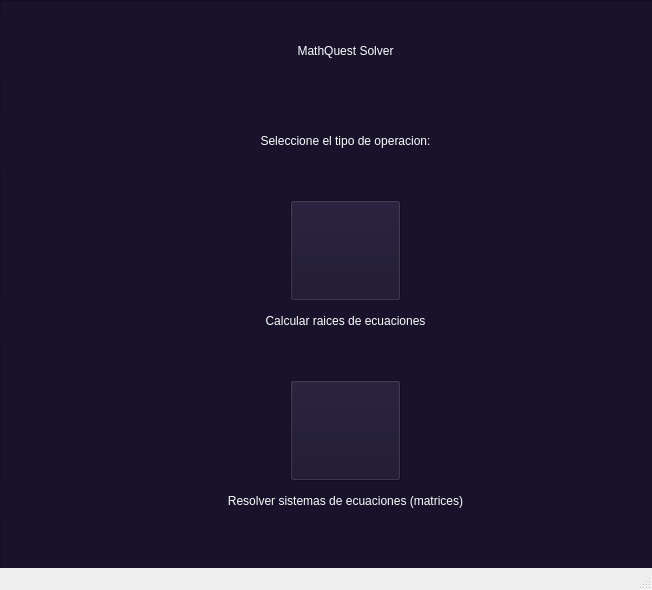
This is resolver_biseccion.ui in Jaiderdev123/MathQuest-Solver as Qt 5 draws it before an edit. The edited form follows.
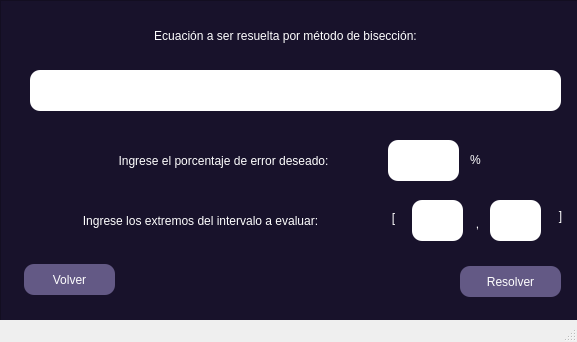
This is the edited form. Icons and pictures are not drawn.

Commit message: añadida interfaz para iniciar resolución por bisección

```diff
--- a/resolver_biseccion.ui
+++ b/resolver_biseccion.ui
@@ -6,8 +6,8 @@
    <rect>
     <x>0</x>
     <y>0</y>
-    <width>652</width>
-    <height>590</height>
+    <width>577</width>
+    <height>342</height>
    </rect>
   </property>
   <property name="windowTitle">
@@ -32,36 +32,13 @@
     <property name="frameShadow">
      <enum>QFrame::Shadow::Raised</enum>
     </property>
-    <widget class="QLabel" name="titulo">
-     <property name="geometry">
-      <rect>
-       <x>0</x>
-       <y>20</y>
-       <width>691</width>
-       <height>61</height>
-      </rect>
-     </property>
-     <property name="layoutDirection">
-      <enum>Qt::LayoutDirection::LeftToRight</enum>
-     </property>
-     <property name="styleSheet">
-      <string notr="true">color: rgb(255, 255, 255);
-font: 40pt &quot;Night Machine&quot;;</string>
-     </property>
-     <property name="text">
-      <string>MathQuest Solver</string>
-     </property>
-     <property name="alignment">
-      <set>Qt::AlignmentFlag::AlignCenter</set>
-     </property>
-    </widget>
     <widget class="QLabel" name="label_2">
      <property name="geometry">
       <rect>
-       <x>0</x>
-       <y>110</y>
-       <width>691</width>
-       <height>61</height>
+       <x>30</x>
+       <y>20</y>
+       <width>511</width>
+       <height>31</height>
       </rect>
      </property>
      <property name="layoutDirection">
@@ -72,45 +49,38 @@
 font: 900 20pt &quot;Segoe UI Black&quot;;</string>
      </property>
      <property name="text">
-      <string>Seleccione el tipo de operacion:</string>
+      <string>Ecuación a ser resuelta por método de bisección:</string>
      </property>
      <property name="alignment">
       <set>Qt::AlignmentFlag::AlignCenter</set>
      </property>
     </widget>
-    <widget class="QPushButton" name="ecuaciones">
+    <widget class="QLineEdit" name="ecuacionDP">
      <property name="geometry">
       <rect>
-       <x>290</x>
-       <y>200</y>
-       <width>111</width>
-       <height>101</height>
+       <x>30</x>
+       <y>70</y>
+       <width>531</width>
+       <height>41</height>
       </rect>
      </property>
      <property name="styleSheet">
-      <string notr="true"/>
+      <string notr="true">background-color: white;
+font: 900 14pt &quot;Segoe UI Black&quot;;
+border-radius: 10px;
+color: black</string>
      </property>
      <property name="text">
       <string/>
      </property>
-     <property name="icon">
-      <iconset resource="iconos.qrc">
-       <normaloff>:/icons/fx.png</normaloff>:/icons/fx.png</iconset>
-     </property>
-     <property name="iconSize">
-      <size>
-       <width>100</width>
-       <height>100</height>
-      </size>
-     </property>
     </widget>
     <widget class="QLabel" name="label_3">
      <property name="geometry">
       <rect>
-       <x>0</x>
-       <y>300</y>
-       <width>691</width>
-       <height>41</height>
+       <x>68</x>
+       <y>130</y>
+       <width>311</width>
+       <height>61</height>
       </rect>
      </property>
      <property name="layoutDirection">
@@ -121,59 +91,230 @@
 font: 900 14pt &quot;Segoe UI Black&quot;;</string>
      </property>
      <property name="text">
-      <string>Calcular raices de ecuaciones</string>
+      <string>Ingrese el porcentaje de error deseado:</string>
      </property>
      <property name="alignment">
       <set>Qt::AlignmentFlag::AlignCenter</set>
      </property>
     </widget>
+    <widget class="QLineEdit" name="error">
+     <property name="geometry">
+      <rect>
+       <x>388</x>
+       <y>140</y>
+       <width>71</width>
+       <height>41</height>
+      </rect>
+     </property>
+     <property name="styleSheet">
+      <string notr="true">background-color: white;
+font: 900 12pt &quot;Segoe UI Black&quot;;
+border-radius: 10px;
+color: black</string>
+     </property>
+     <property name="text">
+      <string/>
+     </property>
+    </widget>
     <widget class="QLabel" name="label_4">
      <property name="geometry">
       <rect>
-       <x>0</x>
-       <y>480</y>
-       <width>691</width>
+       <x>460</x>
+       <y>150</y>
+       <width>31</width>
+       <height>20</height>
+      </rect>
+     </property>
+     <property name="layoutDirection">
+      <enum>Qt::LayoutDirection::LeftToRight</enum>
+     </property>
+     <property name="styleSheet">
+      <string notr="true">color: rgb(255, 255, 255);
+font: 900 12pt &quot;Segoe UI Black&quot;;</string>
+     </property>
+     <property name="text">
+      <string>%</string>
+     </property>
+     <property name="alignment">
+      <set>Qt::AlignmentFlag::AlignCenter</set>
+     </property>
+    </widget>
+    <widget class="QPushButton" name="resolver_bt">
+     <property name="geometry">
+      <rect>
+       <x>460</x>
+       <y>266</y>
+       <width>101</width>
+       <height>31</height>
+      </rect>
+     </property>
+     <property name="styleSheet">
+      <string notr="true">QPushButton{
+background-color: rgb(99, 89, 133);
+font: 900 12pt Segoe UI Black;
+color: rgb(255, 255, 255);
+border-radius: 10px;
+}
+QPushButton:hover {
+background-color: #a49bb0;
+}</string>
+     </property>
+     <property name="text">
+      <string>Resolver</string>
+     </property>
+    </widget>
+    <widget class="QPushButton" name="volver_bt">
+     <property name="geometry">
+      <rect>
+       <x>24</x>
+       <y>264</y>
+       <width>91</width>
+       <height>31</height>
+      </rect>
+     </property>
+     <property name="styleSheet">
+      <string notr="true">QPushButton{
+background-color: rgb(99, 89, 133);
+font: 900 12pt Segoe UI Black;
+color: rgb(255, 255, 255);
+border-radius: 10px;
+}
+QPushButton:hover {
+background-color: #a49bb0;
+}</string>
+     </property>
+     <property name="text">
+      <string>Volver</string>
+     </property>
+    </widget>
+    <widget class="QLineEdit" name="a_intervalo">
+     <property name="geometry">
+      <rect>
+       <x>412</x>
+       <y>200</y>
+       <width>51</width>
        <height>41</height>
       </rect>
      </property>
+     <property name="styleSheet">
+      <string notr="true">background-color: white;
+font: 900 12pt &quot;Segoe UI Black&quot;;
+border-radius: 10px;
+color: black</string>
+     </property>
+     <property name="text">
+      <string/>
+     </property>
+    </widget>
+    <widget class="QLabel" name="label_5">
+     <property name="geometry">
+      <rect>
+       <x>20</x>
+       <y>190</y>
+       <width>361</width>
+       <height>61</height>
+      </rect>
+     </property>
      <property name="layoutDirection">
       <enum>Qt::LayoutDirection::LeftToRight</enum>
      </property>
      <property name="styleSheet">
       <string notr="true">color: rgb(255, 255, 255);
-font: 900 14pt &quot;Segoe UI Black&quot;;</string>
+font: 900 12pt &quot;Segoe UI Black&quot;;</string>
      </property>
      <property name="text">
-      <string>Resolver sistemas de ecuaciones (matrices)</string>
+      <string>Ingrese los extremos del intervalo a evaluar:</string>
      </property>
      <property name="alignment">
       <set>Qt::AlignmentFlag::AlignCenter</set>
      </property>
     </widget>
-    <widget class="QPushButton" name="matrices">
+    <widget class="QLabel" name="label_6">
      <property name="geometry">
       <rect>
-       <x>290</x>
-       <y>380</y>
-       <width>111</width>
-       <height>101</height>
+       <x>383</x>
+       <y>202</y>
+       <width>21</width>
+       <height>31</height>
       </rect>
      </property>
+     <property name="layoutDirection">
+      <enum>Qt::LayoutDirection::LeftToRight</enum>
+     </property>
      <property name="styleSheet">
-      <string notr="true"/>
+      <string notr="true">color: rgb(255, 255, 255);
+font: 900 20pt &quot;Segoe UI Black&quot;;</string>
      </property>
      <property name="text">
+      <string>[</string>
+     </property>
+     <property name="alignment">
+      <set>Qt::AlignmentFlag::AlignCenter</set>
+     </property>
+    </widget>
+    <widget class="QLabel" name="label_7">
+     <property name="geometry">
+      <rect>
+       <x>467</x>
+       <y>208</y>
+       <width>21</width>
+       <height>31</height>
+      </rect>
+     </property>
+     <property name="layoutDirection">
+      <enum>Qt::LayoutDirection::LeftToRight</enum>
+     </property>
+     <property name="styleSheet">
+      <string notr="true">color: rgb(255, 255, 255);
+font: 900 20pt &quot;Segoe UI Black&quot;;</string>
+     </property>
+     <property name="text">
+      <string>,</string>
+     </property>
+     <property name="alignment">
+      <set>Qt::AlignmentFlag::AlignCenter</set>
+     </property>
+    </widget>
+    <widget class="QLineEdit" name="b_intervalo">
+     <property name="geometry">
+      <rect>
+       <x>490</x>
+       <y>200</y>
+       <width>51</width>
+       <height>41</height>
+      </rect>
+     </property>
+     <property name="styleSheet">
+      <string notr="true">background-color: white;
+font: 900 12pt &quot;Segoe UI Black&quot;;
+border-radius: 10px;
+color: black</string>
+     </property>
+     <property name="text">
       <string/>
      </property>
-     <property name="icon">
-      <iconset resource="iconos.qrc">
-       <normaloff>:/icons/matrices.png</normaloff>:/icons/matrices.png</iconset>
+    </widget>
+    <widget class="QLabel" name="label_8">
+     <property name="geometry">
+      <rect>
+       <x>550</x>
+       <y>200</y>
+       <width>21</width>
+       <height>31</height>
+      </rect>
      </property>
-     <property name="iconSize">
-      <size>
-       <width>100</width>
-       <height>100</height>
-      </size>
+     <property name="layoutDirection">
+      <enum>Qt::LayoutDirection::LeftToRight</enum>
+     </property>
+     <property name="styleSheet">
+      <string notr="true">color: rgb(255, 255, 255);
+font: 900 20pt &quot;Segoe UI Black&quot;;</string>
+     </property>
+     <property name="text">
+      <string>]</string>
+     </property>
+     <property name="alignment">
+      <set>Qt::AlignmentFlag::AlignCenter</set>
      </property>
     </widget>
    </widget>
```
Left out of the diff: 4 changed lines with no effect on the pictures. The commit also changes 2 other files.
